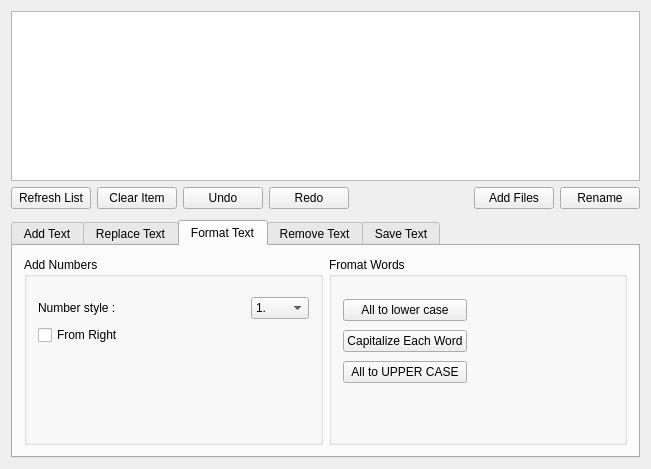
First picture: the form in app/corerenamer/corerenamer.ui, repository rahmanshaber/corebox, before the edit.
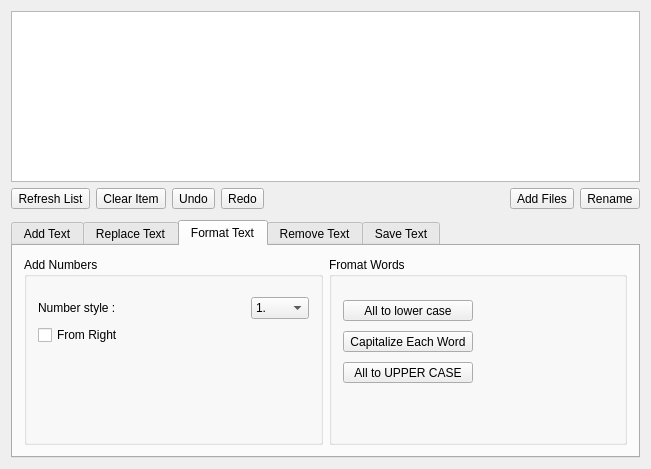
Second picture: the form after the edit. The open tabs and pages were chosen to show the change. Icons and pictures are not drawn.

Patch:
```diff
--- a/app/corerenamer/corerenamer.ui
+++ b/app/corerenamer/corerenamer.ui
@@ -110,7 +110,7 @@
           <number>5</number>
          </property>
          <item>
-          <widget class="QPushButton" name="bRefreshList">
+          <widget class="QToolButton" name="bRefreshList">
            <property name="focusPolicy">
             <enum>Qt::NoFocus</enum>
            </property>
@@ -120,7 +120,7 @@
           </widget>
          </item>
          <item>
-          <widget class="QPushButton" name="clearItem">
+          <widget class="QToolButton" name="clearItem">
            <property name="focusPolicy">
             <enum>Qt::NoFocus</enum>
            </property>
@@ -130,7 +130,7 @@
           </widget>
          </item>
          <item>
-          <widget class="QPushButton" name="bUndo">
+          <widget class="QToolButton" name="bUndo">
            <property name="sizePolicy">
             <sizepolicy hsizetype="Preferred" vsizetype="Fixed">
              <horstretch>0</horstretch>
@@ -146,7 +146,7 @@
           </widget>
          </item>
          <item>
-          <widget class="QPushButton" name="bRedo">
+          <widget class="QToolButton" name="bRedo">
            <property name="sizePolicy">
             <sizepolicy hsizetype="Preferred" vsizetype="Fixed">
              <horstretch>0</horstretch>
@@ -175,7 +175,7 @@
           </spacer>
          </item>
          <item>
-          <widget class="QPushButton" name="bAddFiles">
+          <widget class="QToolButton" name="bAddFiles">
            <property name="focusPolicy">
             <enum>Qt::NoFocus</enum>
            </property>
@@ -185,7 +185,7 @@
           </widget>
          </item>
          <item>
-          <widget class="QPushButton" name="rename">
+          <widget class="QToolButton" name="rename">
            <property name="focusPolicy">
             <enum>Qt::NoFocus</enum>
            </property>
@@ -553,39 +553,6 @@
                </property>
               </spacer>
              </item>
-             <item row="2" column="0">
-              <widget class="QPushButton" name="upperCase">
-               <property name="focusPolicy">
-                <enum>Qt::NoFocus</enum>
-               </property>
-               <property name="layoutDirection">
-                <enum>Qt::LeftToRight</enum>
-               </property>
-               <property name="text">
-                <string>All to UPPER CASE</string>
-               </property>
-              </widget>
-             </item>
-             <item row="1" column="0">
-              <widget class="QPushButton" name="capitalEach">
-               <property name="focusPolicy">
-                <enum>Qt::NoFocus</enum>
-               </property>
-               <property name="text">
-                <string>Capitalize Each Word</string>
-               </property>
-              </widget>
-             </item>
-             <item row="0" column="0">
-              <widget class="QPushButton" name="lowerCase">
-               <property name="focusPolicy">
-                <enum>Qt::NoFocus</enum>
-               </property>
-               <property name="text">
-                <string>All to lower case</string>
-               </property>
-              </widget>
-             </item>
              <item row="3" column="0">
               <spacer name="verticalSpacer_2">
                <property name="orientation">
@@ -599,6 +566,57 @@
                </property>
               </spacer>
              </item>
+             <item row="0" column="0">
+              <widget class="QToolButton" name="lowerCase">
+               <property name="sizePolicy">
+                <sizepolicy hsizetype="Preferred" vsizetype="Fixed">
+                 <horstretch>0</horstretch>
+                 <verstretch>0</verstretch>
+                </sizepolicy>
+               </property>
+               <property name="focusPolicy">
+                <enum>Qt::NoFocus</enum>
+               </property>
+               <property name="text">
+                <string>All to lower case</string>
+               </property>
+              </widget>
+             </item>
+             <item row="1" column="0">
+              <widget class="QToolButton" name="capitalEach">
+               <property name="sizePolicy">
+                <sizepolicy hsizetype="Preferred" vsizetype="Fixed">
+                 <horstretch>0</horstretch>
+                 <verstretch>0</verstretch>
+                </sizepolicy>
+               </property>
+               <property name="focusPolicy">
+                <enum>Qt::NoFocus</enum>
+               </property>
+               <property name="text">
+                <string>Capitalize Each Word</string>
+               </property>
+              </widget>
+             </item>
+             <item row="2" column="0">
+              <widget class="QToolButton" name="upperCase">
+               <property name="sizePolicy">
+                <sizepolicy hsizetype="Preferred" vsizetype="Fixed">
+                 <horstretch>0</horstretch>
+                 <verstretch>0</verstretch>
+                </sizepolicy>
+               </property>
+               <property name="focusPolicy">
+                <enum>Qt::NoFocus</enum>
+               </property>
+               <property name="layoutDirection">
+                <enum>Qt::LeftToRight</enum>
+               </property>
+               <property name="text">
+                <string>All to UPPER CASE</string>
+               </property>
+              </widget>
+             </item>
             </layout>
            </widget>
           </item>
```
Left out of the diff: 146 changed lines with no effect on the pictures.
